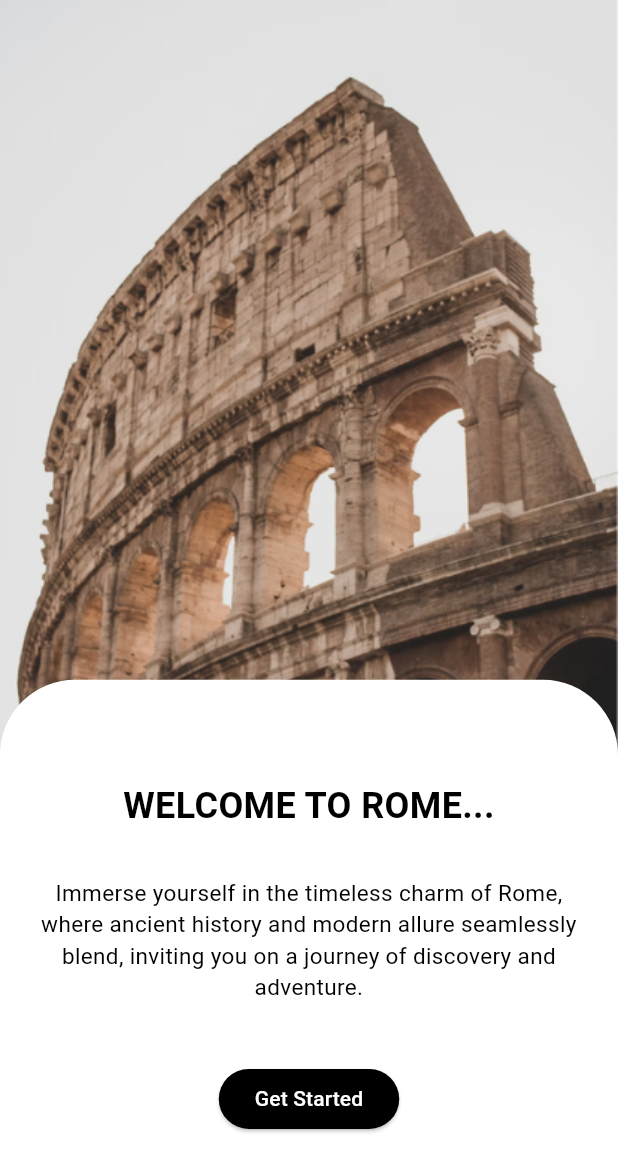
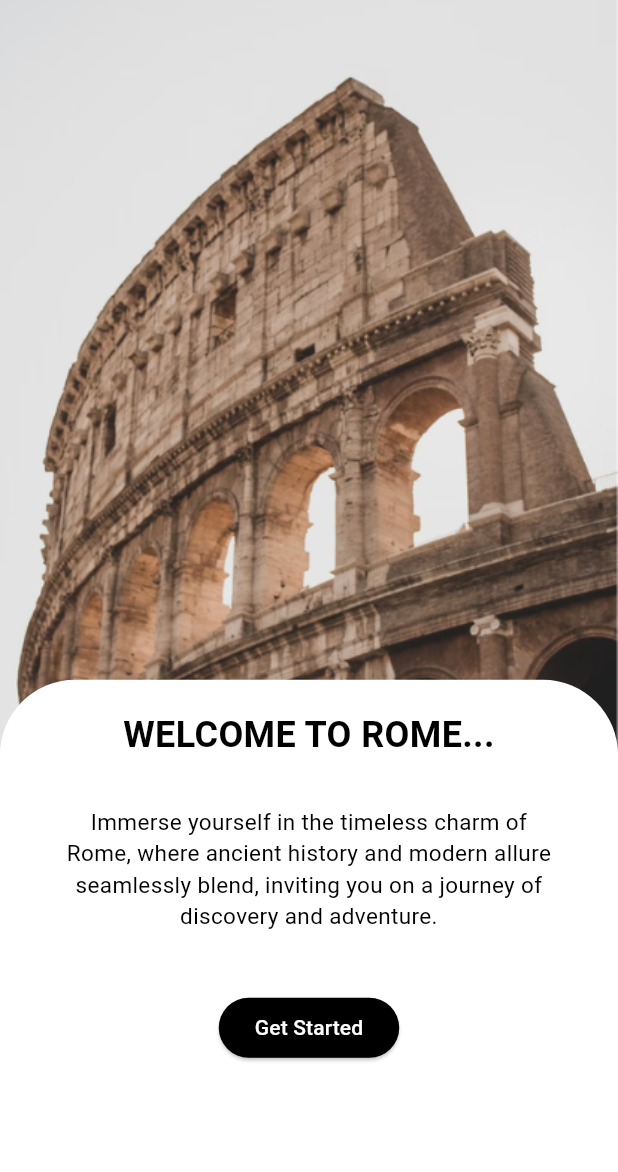
Before and after one commit to g1hantharuka/flutter-application, a Flutter app: the screen it shows after launch, on a phone screen of 412 x 824 dp. Shown: the top 1172 px of the screen. Run offline on Flutter 3.47's test engine with Material 3 defaults, Android fonts, the phone set to English and light mode, and no system bars; our stand-ins replace firebase_auth, firebase_core, geolocator, image_picker, permission_handler, shared_preferences; accounts and stored records are empty.

```diff
--- a/lib/screens/placedetailsPage.dart
+++ b/lib/screens/placedetailsPage.dart
@@ -1,4 +1,7 @@
+
 // import 'package:flutter/material.dart';
+// import 'package:shared_preferences/shared_preferences.dart';
+// import 'dart:convert';
 
 // class PlaceDetailsScreen extends StatefulWidget {
 //   final String name;
@@ -25,12 +28,59 @@
 // }
 
 // class _PlaceDetailsScreenState extends State<PlaceDetailsScreen> {
+//   bool _isFavorite = false;
+
+//   @override
+//   void initState() {
+//     super.initState();
+//     _checkIfFavorite();
+//   }
+
+//   // Check if the place is a favorite
+//   void _checkIfFavorite() async {
+//     SharedPreferences prefs = await SharedPreferences.getInstance();
+//     String? favoritesString = prefs.getString('favoritePlaces');
+//     if (favoritesString != null) {
+//       List<dynamic> favoriteList = json.decode(favoritesString);
+//       setState(() {
+//         _isFavorite = favoriteList.any((place) => place['name'] == widget.name);
+//       });
+//     }
+//   }
+
+//   // Toggle the favorite status of the place
+//   void _toggleFavorite() async {
+//     SharedPreferences prefs = await SharedPreferences.getInstance();
+//     String? favoritesString = prefs.getString('favoritePlaces');
+//     List<dynamic> favoriteList =
+//         favoritesString != null ? json.decode(favoritesString) : [];
+
+//     if (_isFavorite) {
+//       favoriteList.removeWhere((place) => place['name'] == widget.name);
+//     } else {
+//       favoriteList.add({
+//         'name': widget.name,
+//         'image': widget.image,
+//         'description': widget.description,
+//         'rating': widget.rating,
+//         'hours': widget.hours,
+//         'days': widget.days,
+//         'category': widget.category,
+//       });
+//     }
+
+//     await prefs.setString('favoritePlaces', json.encode(favoriteList));
+
+//     setState(() {
+//       _isFavorite = !_isFavorite;
+//     });
+//   }
+
 //   @override
 //   Widget build(BuildContext context) {
 //     return Scaffold(
 //       body: Column(
-//         crossAxisAlignment: CrossAxisAlignment
-//             .start,
+//         crossAxisAlignment: CrossAxisAlignment.start,
 //         children: [
 //           Stack(
 //             children: [
@@ -72,10 +122,10 @@
 //                   child: IconButton(
 //                     icon: Icon(
 //                       Icons.favorite,
-//                       color: Colors.white,
+//                       color: _isFavorite ? Colors.red : Colors.white,
 //                     ),
 //                     onPressed: () {
-
+//                       _toggleFavorite();
 //                     },
 //                   ),
 //                 ),
@@ -160,13 +210,10 @@
 //                 ),
 //                 SizedBox(height: 20),
 //                 Row(
-//                   mainAxisAlignment: MainAxisAlignment
-//                       .spaceEvenly,
+//                   mainAxisAlignment: MainAxisAlignment.spaceEvenly,
 //                   children: [
 //                     ElevatedButton.icon(
-//                       onPressed: () {
-
-//                       },
+//                       onPressed: () {},
 //                       icon: Icon(
 //                         Icons.location_on,
 //                         color: Colors.white,
@@ -185,9 +232,7 @@
 //                       ),
 //                     ),
 //                     ElevatedButton.icon(
-//                       onPressed: () {
-
-//                       },
+//                       onPressed: () {},
 //                       icon: Icon(
 //                         Icons.check,
 //                         color: Colors.white,
@@ -295,7 +340,8 @@ class _PlaceDetailsScreenState extends State<PlaceDetailsScreen> {
   @override
   Widget build(BuildContext context) {
     return Scaffold(
-      body: Column(
+      body: SingleChildScrollView(
+        child: Column(
           crossAxisAlignment: CrossAxisAlignment.start,
           children: [
             Stack(
@@ -473,6 +519,7 @@ class _PlaceDetailsScreenState extends State<PlaceDetailsScreen> {
             ),
           ],
         ),
+      ),
     );
   }
 }
--- a/lib/screens/welcomePage.dart
+++ b/lib/screens/welcomePage.dart
@@ -1,7 +1,81 @@
+// import 'package:flutter/material.dart';
+// import 'package:sample_project/screens/auth_page.dart';
+
+// class WelcomePage extends StatelessWidget {
+//   @override
+//   Widget build(BuildContext context) {
+//     return Scaffold(
+//       body: Stack(
+//         children: [
+//           Container(
+//             decoration: BoxDecoration(
+//               image: DecorationImage(
+//                 image: AssetImage('assets/images/background5.png'),
+//                 fit: BoxFit.cover,
+//               ),
+//             ),
+//           ),
+//           Positioned.fill(
+//             top: MediaQuery.of(context).size.height * 0.55,
+//             child: Container(
+//               decoration: BoxDecoration(
+//                 color: Theme.of(context).colorScheme.background,
+//                 borderRadius: BorderRadius.only(
+//                   topLeft: Radius.circular(50),
+//                   topRight: Radius.circular(50),
+//                 ),
+//               ),
+//               child: Padding(
+//                 padding: const EdgeInsets.symmetric(horizontal: 20),
+//                 child: Column(
+//                   mainAxisAlignment: MainAxisAlignment.center,
+//                   children: [
+//                     Text(
+//                       'WELCOME TO ROME...',
+//                       style: TextStyle(
+//                         color: Theme.of(context).textTheme.bodyLarge!.color,
+//                         fontSize: 24,
+//                         fontWeight: FontWeight.bold,
+//                       ),
+//                       textAlign: TextAlign.center,
+//                     ),
+//                     SizedBox(height: 30),
+//                     Text(
+//                       'Immerse yourself in the timeless charm of Rome, where ancient history and modern allure seamlessly blend, inviting you on a journey of discovery and adventure.',
+//                       textAlign: TextAlign.center,
+//                       style: TextStyle(
+//                         color: Theme.of(context).textTheme.bodyLarge!.color,
+//                         fontSize: 15,
+//                       ),
+//                     ),
+//                     SizedBox(height: 40),
+//                     ElevatedButton(
+//                       onPressed: () {
+//                         Navigator.push(
+//                           context,
+//                           MaterialPageRoute(builder: (context) => AuthPage()),
+//                         );
+//                       },
+//                       style: ElevatedButton.styleFrom(
+//                         backgroundColor:
+//                             Theme.of(context).colorScheme.secondary,
+//                         foregroundColor:
+//                             Theme.of(context).colorScheme.onPrimary,
+//                       ),
+//                       child: Text('Get Started'),
+//                     ),
+//                   ],
+//                 ),
+//               ),
+//             ),
+//           ),
+//         ],
+//       ),
+//     );
+//   }
+// }
 import 'package:flutter/material.dart';
 import 'package:sample_project/screens/auth_page.dart';
-
-
 
 class WelcomePage extends StatelessWidget {
   @override
@@ -27,15 +101,19 @@ class WelcomePage extends StatelessWidget {
                   topRight: Radius.circular(50),
                 ),
               ),
+              child: SingleChildScrollView(
                 child: Padding(
-                padding: const EdgeInsets.symmetric(horizontal: 20),
+                  padding: EdgeInsets.symmetric(
+                    horizontal: MediaQuery.of(context).size.width * 0.1,
+                    vertical: 20.0,
+                  ),
                   child: Column(
                     mainAxisAlignment: MainAxisAlignment.center,
                     children: [
                       Text(
                         'WELCOME TO ROME...',
                         style: TextStyle(
-                        color: Theme.of(context).textTheme.bodyLarge!.color,
+                          color: Theme.of(context).textTheme.bodyText1!.color,
                           fontSize: 24,
                           fontWeight: FontWeight.bold,
                         ),
@@ -46,7 +124,7 @@ class WelcomePage extends StatelessWidget {
                         'Immerse yourself in the timeless charm of Rome, where ancient history and modern allure seamlessly blend, inviting you on a journey of discovery and adventure.',
                         textAlign: TextAlign.center,
                         style: TextStyle(
-                        color: Theme.of(context).textTheme.bodyLarge!.color,
+                          color: Theme.of(context).textTheme.bodyText1!.color,
                           fontSize: 15,
                         ),
                       ),
@@ -55,7 +133,9 @@ class WelcomePage extends StatelessWidget {
                         onPressed: () {
                           Navigator.push(
                             context,
-                          MaterialPageRoute(builder: (context) => AuthPage()),
+                            MaterialPageRoute(
+                              builder: (context) => AuthPage(),
+                            ),
                           );
                         },
                         style: ElevatedButton.styleFrom(
@@ -71,6 +151,7 @@ class WelcomePage extends StatelessWidget {
                 ),
               ),
             ),
+          ),
         ],
       ),
     );
```
Lines whose indentation alone changed are shown as unchanged.
